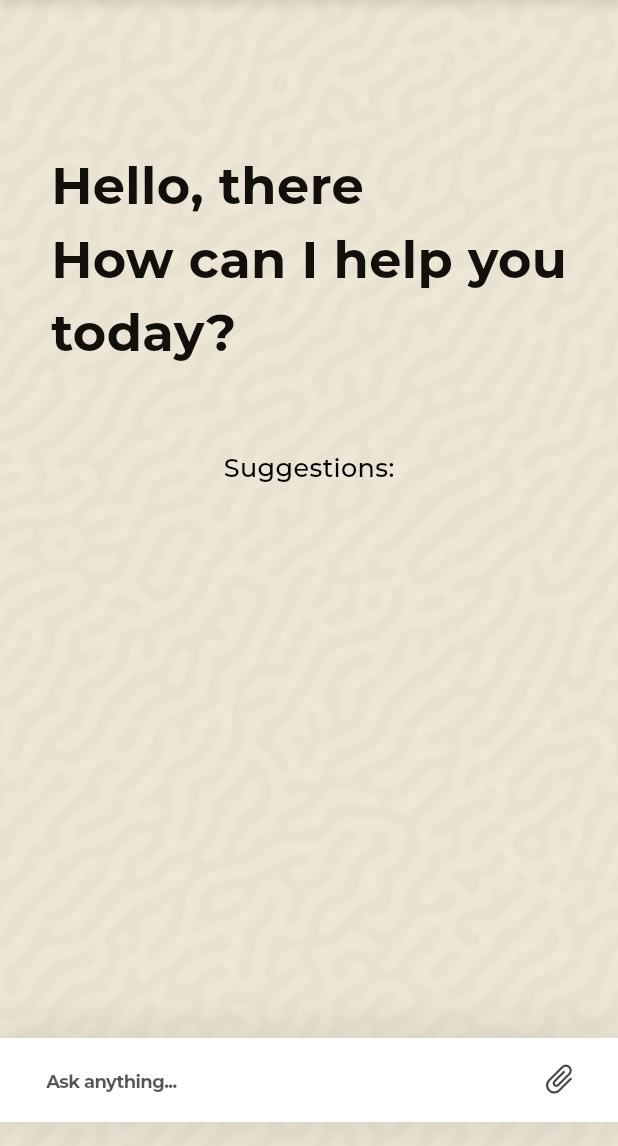
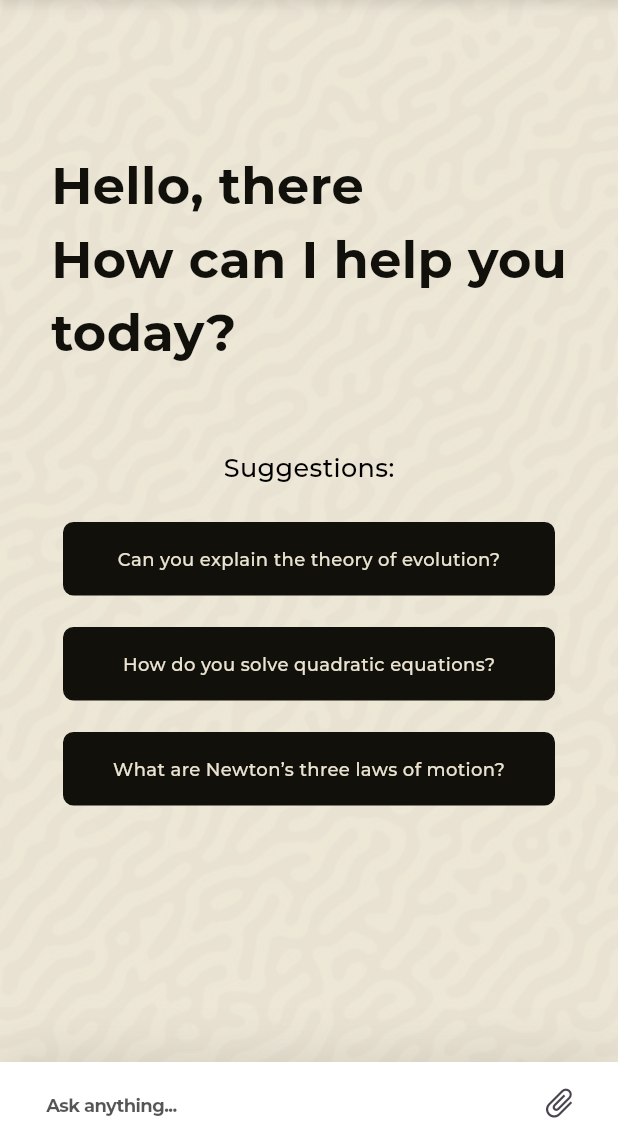
Before and after one commit to devdhan/Apollo, a Flutter app: the ChatOne screen opened directly, on a phone screen of 412 x 824 dp, the part 90-1236 px from its top. Run offline on Flutter 3.47's test engine with Material 3 defaults, Android fonts, the light colour scheme and no system bars; project files that could hold a hidden picture were left out.

Commit message:
chat update

```diff
--- a/tutorials/lib/pages/chat_one.dart
+++ b/tutorials/lib/pages/chat_one.dart
@@ -1,4 +1,5 @@
 import 'package:flutter/material.dart';
+import 'package:tutorials/components/my_button.dart';
 import 'package:tutorials/pages/about_app.dart';
 import 'package:tutorials/pages/search_history.dart';
 import 'dart:math' as math;
@@ -43,6 +44,7 @@ class ChatOne extends StatelessWidget {
               ),
             ],
           ),
+          //APPBAR
           child: AppBar(
             backgroundColor: Colors.transparent,
             elevation: 0,
@@ -90,6 +92,7 @@ class ChatOne extends StatelessWidget {
           ),
         ),
       ),
+      //DRAWER
       drawer: Drawer(
         child: Container(
           color: const Color(0xFFEAE3D1),
@@ -188,6 +191,7 @@ class ChatOne extends StatelessWidget {
           ),
         ),
       ),
+      //BODY
       backgroundColor: const Color.fromRGBO(234, 227, 209, 1),
       body: SafeArea(
         child: Stack(
@@ -198,11 +202,11 @@ class ChatOne extends StatelessWidget {
               width: double.infinity,
               height: double.infinity,
             ),
-            const Positioned.fill(
-              child: Align(
-                alignment: Alignment.topCenter,
-                child: Padding(
-                  padding: EdgeInsets.only(top: 100.0),
+            const Positioned(
+              top: 100.0,
+              left: 0,
+              right: 0,
+              child: Center(
                 child: Text(
                   'Hello, there\nHow can I help you\ntoday?',
                   style: TextStyle(
@@ -214,12 +218,11 @@ class ChatOne extends StatelessWidget {
                 ),
               ),
             ),
-            ),
-            const Positioned.fill(
-              child: Align(
-                alignment: Alignment.topCenter,
-                child: Padding(
-                  padding: EdgeInsets.only(top: 300.0),
+            const Positioned(
+              top: 300.0,
+              left: 0,
+              right: 0,
+              child: Center(
                 child: Text(
                   'Suggestions:',
                   style: TextStyle(
@@ -231,13 +234,62 @@ class ChatOne extends StatelessWidget {
                 ),
               ),
             ),
+            Positioned(
+              top: 340.0,
+              left: 0,
+              right: 0,
+              child: Center(
+                child: Padding(
+                  padding: const EdgeInsets.symmetric(vertical: 8.0),
+                  child: MyButton(
+                    onTap: () {},
+                    buttonText: 'Can you explain the theory of evolution?',
+                    buttoncolor: const Color.fromRGBO(17, 16, 11, 1),
+                    buttonTextColor: const Color(0xFFEAE3D1),
+                    fontSize: 12,
                   ),
-            Positioned.fill(
+                ),
+              ),
+            ),
+            Positioned(
+              top: 410.0,
+              left: 0,
+              right: 0,
+              child: Center(
+                child: Padding(
+                  padding: const EdgeInsets.symmetric(vertical: 8.0),
+                  child: MyButton(
+                    onTap: () {},
+                    buttonText: 'How do you solve quadratic equations?',
+                    buttoncolor: const Color.fromRGBO(17, 16, 11, 1),
+                    buttonTextColor: const Color(0xFFEAE3D1),
+                    fontSize: 12,
+                  ),
+                ),
+              ),
+            ),
+            Positioned(
+              top: 480.0,
+              left: 0,
+              right: 0,
+              child: Center(
+                child: Padding(
+                  padding: const EdgeInsets.symmetric(vertical: 8.0),
+                  child: MyButton(
+                    onTap: () {},
+                    buttonText: 'What are Newton’s three laws of motion?',
+                    buttoncolor: const Color.fromRGBO(17, 16, 11, 1),
+                    buttonTextColor: const Color(0xFFEAE3D1),
+                    fontSize: 12,
+                  ),
+                ),
+              ),
+            ),
+            //Chat Textfield
+            Positioned(
               bottom: 0,
-              child: Align(
-                alignment: Alignment.bottomCenter,
-                child: Padding(
-                  padding: const EdgeInsets.only(bottom: 16.0),
+              left: 0,
+              right: 0,
               child: Container(
                 decoration: BoxDecoration(
                   boxShadow: [
@@ -283,8 +335,6 @@ class ChatOne extends StatelessWidget {
                 ),
               ),
             ),
-              ),
-            ),
           ],
         ),
       ),
```
Lines whose indentation alone changed are shown as unchanged.
